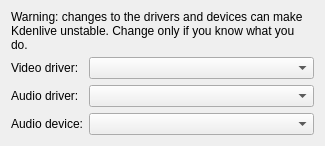
Qt form src/widgets/configsdl_ui.ui (KDE/kdenlive) before a commit.
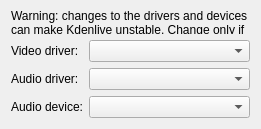
The same form after that commit. Custom widgets are drawn as their Qt base class.

What changed in the file:
```diff
--- a/src/widgets/configsdl_ui.ui
+++ b/src/widgets/configsdl_ui.ui
@@ -5,8 +5,8 @@
    <rect>
     <x>0</x>
     <y>0</y>
-    <width>325</width>
-    <height>146</height>
+    <width>261</width>
+    <height>129</height>
    </rect>
   </property>
   <property name="windowTitle" >
```
